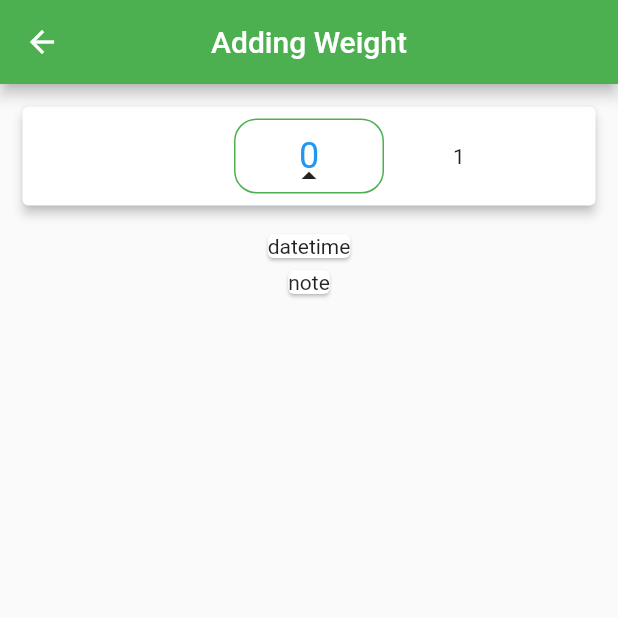
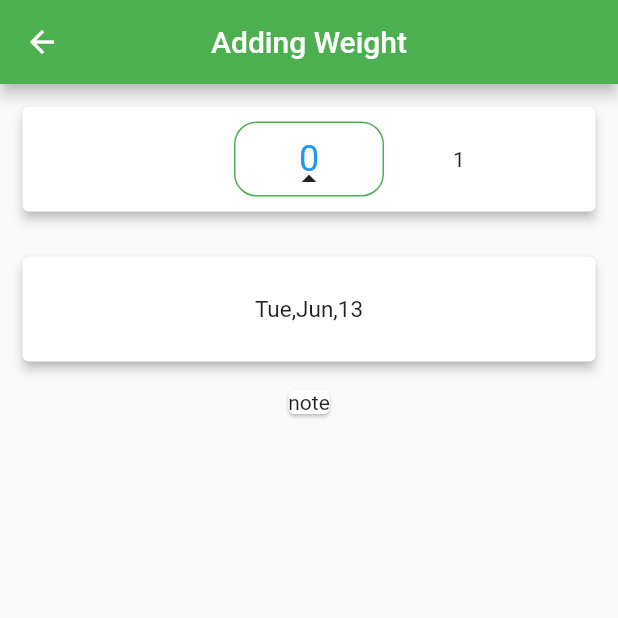
Before and after one commit to fahricandurucan/weight_tracking_app_flutter, a Flutter app: the screen it shows after launch, after a tap on the "add" icon, on a phone screen of 412 x 824 dp, the top half of it. Run offline on Flutter 3.47's test engine with Material 2 defaults, Android fonts, the phone set to English and light mode, and no system bars; drawn by our look-alikes of numberpicker; our stand-ins replace animated_bottom_navigation_bar, fl_chart, get.

Commit message:
datePickerCard widget added to project and connected with getX

```diff
--- a/lib/controller.dart
+++ b/lib/controller.dart
@@ -1,11 +1,14 @@
 
+import 'package:flutter/cupertino.dart';
 import 'package:get/get.dart';
 
 import 'model/record_model.dart';
 
 class Controller extends GetxController{
 
-  int weight = 0;
+  RxInt weight = 0.obs;
+
+  Rx<DateTime> dateTime = DateTime.now().obs;
 
   var recordList = <Record>[
     // Record(weight: 70, dateTime: DateTime.now(),note: "fahrşcan"),
@@ -30,5 +33,9 @@ class Controller extends GetxController{
     }
   }
 
+  void setWeight(int value){
+    weight.value = value;
+  }
+
 
 }
--- a/lib/screens/adding_page.dart
+++ b/lib/screens/adding_page.dart
@@ -1,5 +1,6 @@
 import 'package:flutter/material.dart';
 import 'package:get/get.dart';
+import 'package:intl/intl.dart';
 import 'package:numberpicker/numberpicker.dart';
 
 import '../controller.dart';
@@ -15,7 +16,6 @@ class _AddingPageState extends State<AddingPage> {
 
   final Controller controller = Get.put(Controller());
 
-  int currentValue = 0;
 
   @override
   Widget build(BuildContext context) {
@@ -27,13 +27,38 @@ class _AddingPageState extends State<AddingPage> {
       body: Column(
         crossAxisAlignment: CrossAxisAlignment.center,
         children: [
-          Card(
-            margin: EdgeInsets.all(15),
-            elevation: 3,
-            child: weightCard(),
+          SizedBox(
+            height: 100,
+            width: double.infinity,
+            child: Card(
+              margin: EdgeInsets.all(15),
+              elevation: 3,
+              child: weightCard(),
+            ),
           ),
-          Card(
-            child: Text("datetime"),
+          SizedBox(
+            height: 100,
+            width: double.infinity,
+            child: GestureDetector(
+              onTap: () async {
+                DateTime? temp = await showDatePicker(
+                    context: context,
+                    initialDate: DateTime.now(),
+                    firstDate: DateTime(2000),
+                    lastDate: DateTime(2100),
+                );
+
+                if(temp != null){
+                  controller.dateTime.value = temp;
+                }
+
+              },
+              child: Card(
+                elevation: 3,
+                margin: EdgeInsets.all(15),
+                child: datePickerCard(),
+              ),
+            ),
           ),
           Card(
             child: Text("note"),
@@ -58,10 +83,10 @@ class _AddingPageState extends State<AddingPage> {
                 itemCount: 3,
                 minValue: 0,
                 maxValue: 200,
-                value: controller.weight,
+                value: controller.weight.value,
                 onChanged: (value){
                   setState(() {
-                    controller.weight = value;
+                    controller.setWeight(value);
                   });
                 },
                 decoration: BoxDecoration(
@@ -76,4 +101,16 @@ class _AddingPageState extends State<AddingPage> {
       ),
     );
   }
+
+  Widget datePickerCard() {
+    return Padding(
+      padding: const EdgeInsets.all(8.0),
+      child: Row(
+        mainAxisAlignment: MainAxisAlignment.center,
+        children: [
+          Obx(() => Text(DateFormat('EEE,MMM,d').format(controller.dateTime.value),style: TextStyle(fontSize: 15),),)
+        ],
+      ),
+    );
+  }
 }
--- a/lib/screens/graph_page.dart
+++ b/lib/screens/graph_page.dart
@@ -24,7 +24,7 @@ class _GraphPageState extends State<GraphPage> {
         title: Text("GRAPH"),
         centerTitle: true,
       ),
-      body: Container(
+      body: controller.recordList.isEmpty ? Center(child: Text("Henüz bir kilo kaydı girilmediği için graph yok"),) :Container(
         margin: EdgeInsets.all(8),
         height: double.infinity,
         width: double.infinity,
```
